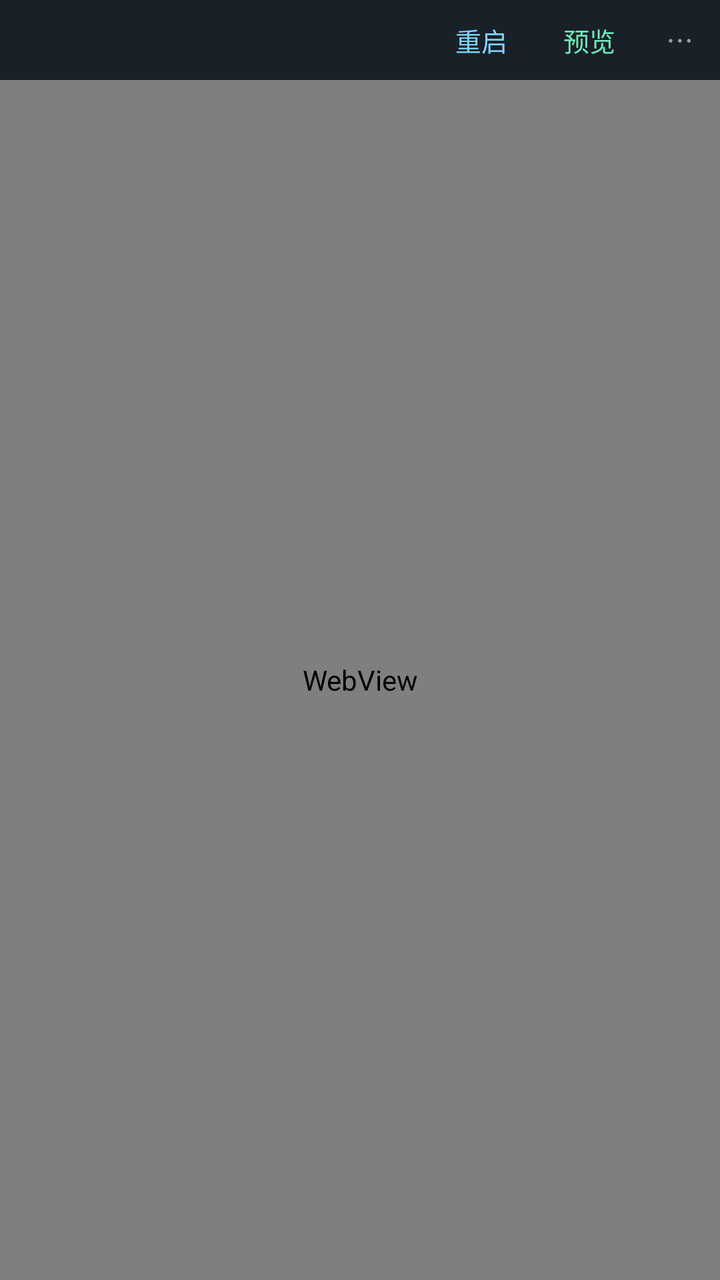
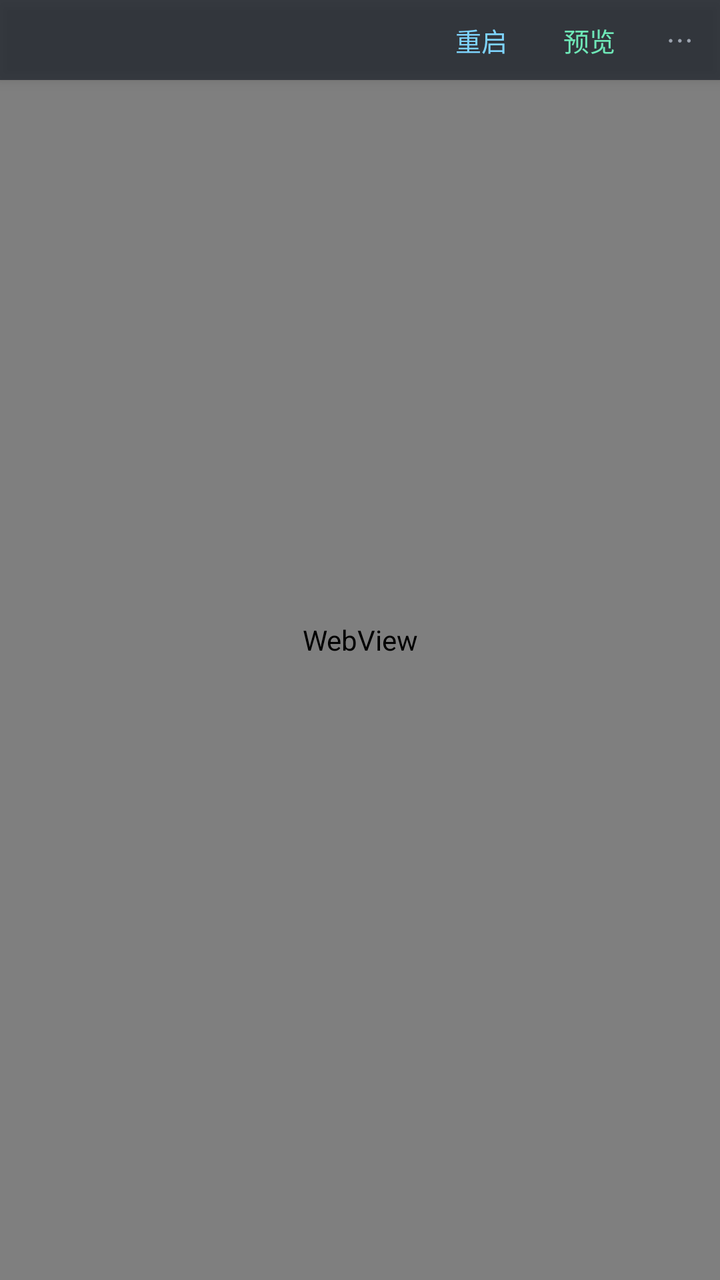

Two renders of the same Android screen: before a commit and after it. Below are the layout's source before the change and the commit's diff.
<!-- AndroidManifest.xml: application theme Theme.Dsh -->
<!-- res/layout/activity_main.xml -->
<?xml version="1.0" encoding="utf-8"?>
<FrameLayout xmlns:android="http://schemas.android.com/apk/res/android"
    android:layout_width="match_parent"
    android:layout_height="match_parent">

    
    <LinearLayout
        android:id="@+id/statusBarRow"
        android:layout_width="match_parent"
        android:layout_height="40dp"
        android:orientation="horizontal"
        android:background="#FF1A2028"
        android:gravity="center_vertical">

        <TextView
            android:id="@+id/statusBar"
            android:layout_width="0dp"
            android:layout_height="wrap_content"
            android:layout_weight="1"
            android:paddingHorizontal="16dp"
            android:textColor="#FF9CA3AF"
            android:textSize="13sp"
            android:singleLine="true"
            android:ellipsize="end" />

        
        <TextView
            android:id="@+id/btnBack"
            android:layout_width="wrap_content"
            android:layout_height="match_parent"
            android:gravity="center"
            android:paddingHorizontal="12dp"
            android:text="@string/btn_back"
            android:textColor="#FF6EE7B7"
            android:textSize="13sp"
            android:visibility="gone"
            android:background="?android:attr/selectableItemBackground" />

        <TextView
            android:id="@+id/btnRestart"
            android:layout_width="wrap_content"
            android:layout_height="match_parent"
            android:gravity="center"
            android:paddingHorizontal="14dp"
            android:text="@string/btn_restart"
            android:textColor="#FF7DD3FC"
            android:textSize="13sp"
            android:background="?android:attr/selectableItemBackground" />

        <TextView
            android:id="@+id/btnPreview"
            android:layout_width="wrap_content"
            android:layout_height="match_parent"
            android:gravity="center"
            android:paddingHorizontal="14dp"
            android:text="@string/btn_preview"
            android:textColor="#FF6EE7B7"
            android:textSize="13sp"
            android:background="?android:attr/selectableItemBackground" />

        <TextView
            android:id="@+id/btnMore"
            android:layout_width="wrap_content"
            android:layout_height="match_parent"
            android:gravity="center"
            android:paddingHorizontal="12dp"
            android:layout_marginEnd="2dp"
            android:text="@string/btn_more"
            android:textColor="#FF9CA3AF"
            android:textSize="15sp"
            android:background="?android:attr/selectableItemBackground" />
    </LinearLayout>

    <WebView
        android:id="@+id/webView"
        android:layout_width="match_parent"
        android:layout_height="match_parent"
        android:layout_marginTop="40dp" />
</FrameLayout>
<!-- resources referenced by this layout -->
<resources>
  <string name="btn_back">← 主页</string>
  <string name="btn_more">⋯</string>
  <string name="btn_preview">预览</string>
  <string name="btn_restart">重启</string>
  <style name="Theme.Dsh" parent="android:Theme.Material.NoActionBar">
          <item name="android:statusBarColor">#FF101418</item>
          <item name="android:navigationBarColor">#FF101418</item>
          <item name="android:windowBackground">#FF101418</item>
      </style>
</resources>

<!-- the commit's change to res/layout/activity_main.xml (unified diff, before → after) -->
@@ -2,6 +2,22 @@
 <FrameLayout xmlns:android="http://schemas.android.com/apk/res/android"
     android:layout_width="match_parent"
     android:layout_height="match_parent">
+
+    
+    <WebView
+        android:id="@+id/webView"
+        android:layout_width="match_parent"
+        android:layout_height="match_parent" />
+
+    
+    <View
+        android:id="@+id/handleBar"
+        android:layout_width="72dp"
+        android:layout_height="5dp"
+        android:layout_gravity="top|center_horizontal"
+        android:layout_marginTop="3dp"
+        android:background="#3D7DD3FC"
+        android:visibility="gone" />
 
     
     <LinearLayout
@@ -9,17 +25,19 @@
         android:layout_width="match_parent"
         android:layout_height="40dp"
         android:orientation="horizontal"
-        android:background="#FF1A2028"
+        android:background="#B31A2028"
+        android:elevation="4dp"
         android:gravity="center_vertical">
 
         <TextView
             android:id="@+id/statusBar"
             android:layout_width="0dp"
-            android:layout_height="wrap_content"
+            android:layout_height="match_parent"
             android:layout_weight="1"
             android:paddingHorizontal="16dp"
             android:textColor="#FF9CA3AF"
             android:textSize="13sp"
+            android:gravity="center_vertical"
             android:singleLine="true"
             android:ellipsize="end" />
 
@@ -70,10 +88,4 @@
             android:textSize="15sp"
             android:background="?android:attr/selectableItemBackground" />
     </LinearLayout>
-
-    <WebView
-        android:id="@+id/webView"
-        android:layout_width="match_parent"
-        android:layout_height="match_parent"
-        android:layout_marginTop="40dp" />
 </FrameLayout>
